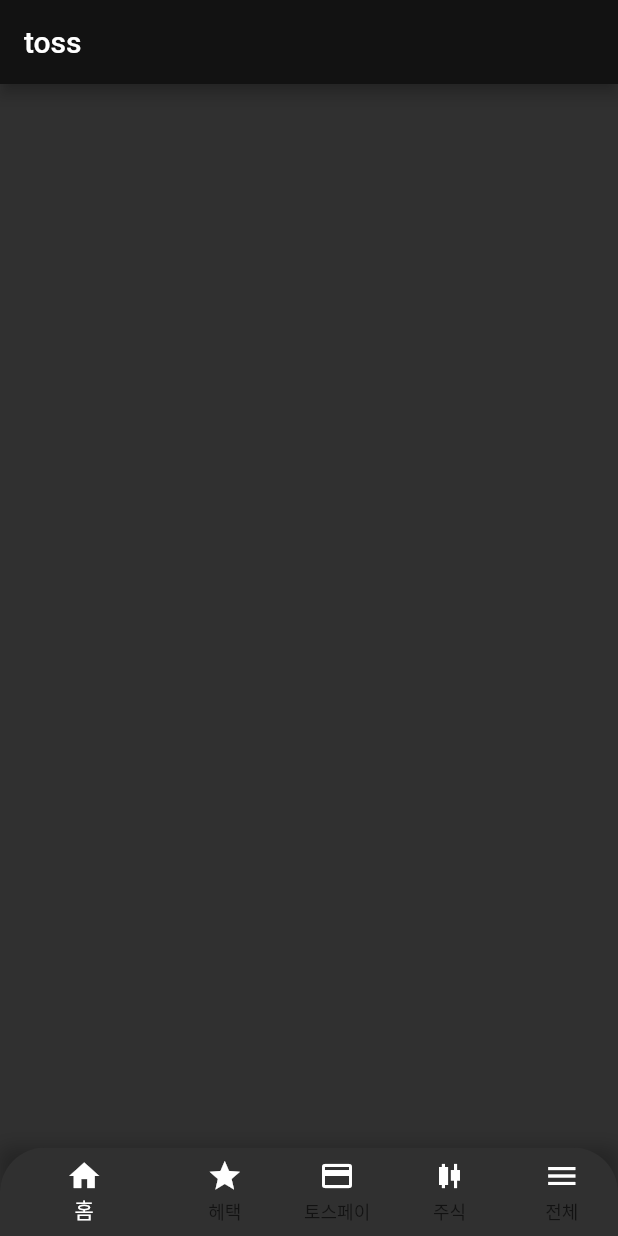
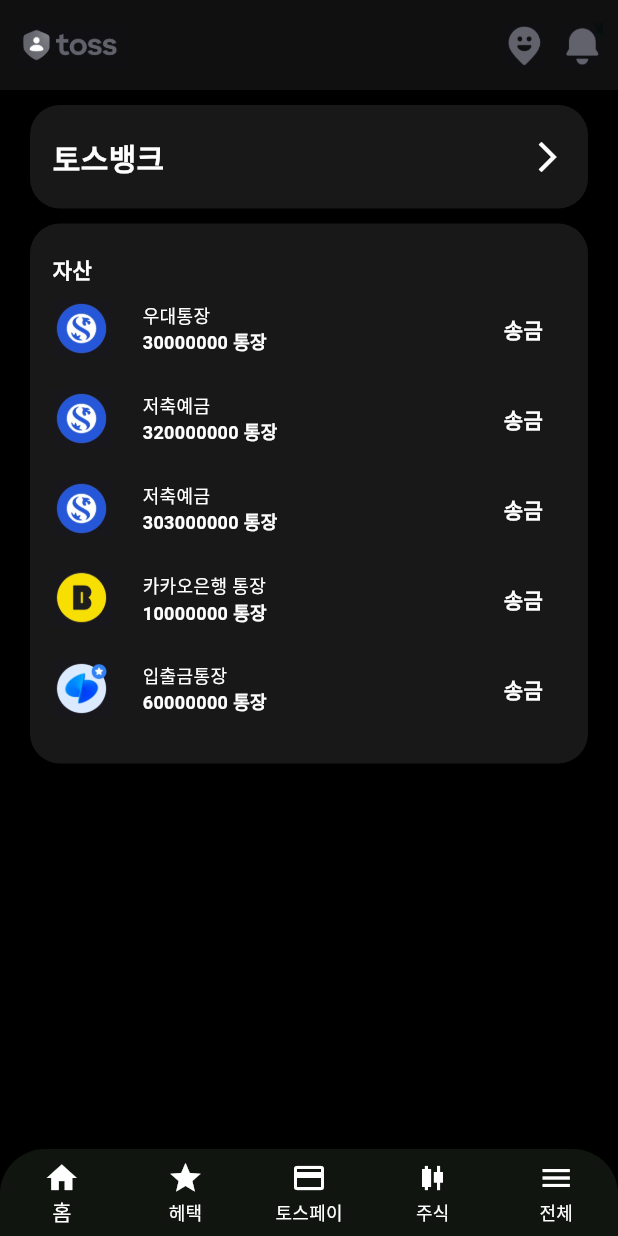
Before and after one commit to hch507/Flutter-FastCampus, a Flutter app: the screen it shows after launch, on a phone screen of 412 x 824 dp. Run offline on Flutter 3.47's test engine with Material 3 defaults, Android fonts, the phone set to English and light mode, and no system bars; our stand-ins replace go_router, google_fonts, velocity_x; missing offline and left inert: shake.

Commit message:
ttoss homeFragment

```diff
--- /dev/null
+++ b/flutter_ttoss/lib/common/constant/app_colors.dart
@@ -0,0 +1,19 @@
+import 'package:flutter/material.dart';
+
+class AppColors {
+  static const Color veryDarkGrey = Color.fromARGB(255, 18, 18, 18);
+  static const Color darkGrey = Color.fromARGB(255, 45, 45, 45);
+  static const Color grey = Color.fromARGB(255, 139, 139, 139);
+  static const Color middleGrey = Color.fromARGB(255, 171, 171, 171);
+  static const Color brightGrey = Color.fromARGB(255, 228, 228, 228);
+  static const Color blueGreen = Color.fromARGB(255, 0, 185, 206);
+  static const Color green = Color.fromARGB(255, 132, 206, 191);
+  static const Color darkGreen = Color.fromARGB(255, 101, 160, 149);
+  static const Color blue = Color.fromARGB(255, 0, 125, 203);
+  static const Color darkBlue = Color.fromARGB(255, 0, 70, 111);
+  static const Color mediumBlue = Color.fromARGB(255, 60, 140, 180);
+  static const Color darkOrange = Color.fromARGB(255, 222, 112, 48);
+  static const Color faleBlue = Color.fromARGB(255, 160, 206, 222);
+  static const Color brightBlue = Color.fromARGB(255, 123, 182, 212);
+  static const Color salmon = Color(0xffff6666);
+}
--- a/flutter_ttoss/lib/main.dart
+++ b/flutter_ttoss/lib/main.dart
@@ -1,5 +1,5 @@
 import 'package:flutter/material.dart';
-import 'package:flutter_ttoss/screen/home/s_home.dart';
+import 'package:flutter_ttoss/screen/s_home.dart';
 
 void main() {
   runApp(MainScreen());
--- /dev/null
+++ b/flutter_ttoss/lib/screen/home/f_home.dart
@@ -0,0 +1,57 @@
+import 'package:flutter/material.dart';
+import 'package:flutter_ttoss/screen/home/vo/bank_account_dummy.dart';
+import 'package:flutter_ttoss/screen/home/w_bank_account_widget.dart';
+
+import 'package:flutter_ttoss/screen/home/w_ttoss_app_bar.dart';
+import 'package:flutter_ttoss/widget/w_big_button.dart';
+import 'package:flutter_ttoss/widget/w_rounded_container.dart';
+import 'package:velocity_x/velocity_x.dart';
+
+class HomeFragment extends StatefulWidget {
+  const HomeFragment({super.key});
+
+  @override
+  State<HomeFragment> createState() => _HomeFragmentState();
+}
+
+class _HomeFragmentState extends State<HomeFragment> {
+  @override
+  Widget build(BuildContext context) {
+    return Container(
+      color: Colors.black,
+      child: Stack(
+        children: [
+          SingleChildScrollView(
+            padding: EdgeInsets.only(top: 60),
+            child: Column(
+              children: [
+                SizedBox(
+                  height: 10,
+                ),
+                BigButton(
+                  "토스뱅크",
+                  onTab: () {
+                    SnackBar(content: Text("토스 뱅크 클링"));
+                  },
+                ),
+                SizedBox(
+                  height: 10,
+                ),
+                RoundedContainer(
+                  child: Column(
+                    crossAxisAlignment: CrossAxisAlignment.start,
+                    children: [
+                      "자산".text.bold.white.make(),
+                      ...bankAccounts.map((e) => BankAccountWidget(e)).toList()
+                    ],
+                  ),
+                ),
+              ],
+            ).pSymmetric(h: 20),
+          ),
+          TtossAppBar()
+        ],
+      ),
+    );
+  }
+}
--- /dev/null
+++ b/flutter_ttoss/lib/screen/home/w_bank_account_widget.dart
@@ -0,0 +1,28 @@
+import 'package:flutter/material.dart';
+import 'package:flutter_ttoss/screen/home/vo/vo_bank_account.dart';
+import 'package:flutter_ttoss/widget/w_rounded_container.dart';
+import 'package:velocity_x/velocity_x.dart';
+
+class BankAccountWidget extends StatelessWidget {
+  final BankAccount account;
+  const BankAccountWidget(this.account,{super.key});
+
+  @override
+  Widget build(BuildContext context) {
+    return Row(
+      children: [
+        Image.asset(account.bank.logoImagePath, width: 40,),
+        Expanded(
+          child: Column(
+            crossAxisAlignment: CrossAxisAlignment.start,
+            children: [
+              (account.accountTypeName?? "${account.bank.name} 통장").text.white.size(12).make(),
+              ("${account.balance} 통장").text.white.bold.size(12).make()
+            ],
+          ).pSymmetric(h: 20 , v: 10),
+        ),
+        RoundedContainer(child: "송금".text.white.bold.make())
+      ],
+    );
+  }
+}
--- /dev/null
+++ b/flutter_ttoss/lib/screen/home/w_ttoss_app_bar.dart
@@ -0,0 +1,55 @@
+import 'package:flutter/material.dart';
+import 'package:flutter_ttoss/common/constant/app_colors.dart';
+import 'package:flutter_ttoss/common/constants.dart';
+
+class TtossAppBar extends StatefulWidget {
+  const TtossAppBar({super.key});
+
+  @override
+  State<TtossAppBar> createState() => _TtossAppBarState();
+}
+
+class _TtossAppBarState extends State<TtossAppBar> {
+  bool _showRedPnt = false;
+  @override
+  Widget build(BuildContext context) {
+    return Container(
+      height: 60,
+      color: Color.fromARGB(255, 16, 16, 16),
+      child: Row(
+        children: [
+          SizedBox(width: 10),
+          Image.asset(
+            "$basePath/icon/toss.png",
+            height: 30,
+          ),
+          Expanded(child: Container()),
+          Image.asset(
+            "$basePath/icon/map_point.png",
+            height: 30,
+          ),
+          SizedBox(width: 10),
+          Stack(
+            children: [
+              Image.asset(
+                "$basePath/icon/notification.png",
+                height: 30,
+              ),
+              if(_showRedPnt)Positioned.fill(
+                child: Align(
+                  alignment: Alignment.topRight,
+                  child: Container(
+                    height: 6,
+                    width: 6,
+                    decoration: BoxDecoration(shape: BoxShape.circle, color: Colors.red),
+                  ),
+                ),
+              ),
+            ],
+          ),
+          SizedBox(width: 10),
+        ],
+      ),
+    );
+  }
+}
--- a/flutter_ttoss/lib/screen/home/s_home.dart
+++ b/flutter_ttoss/lib/screen/s_home.dart
@@ -1,5 +1,8 @@
 import 'package:flutter/cupertino.dart';
 import 'package:flutter/material.dart';
+import 'package:flutter_ttoss/screen/home/f_home.dart';
+
+import '../common/constant/app_colors.dart';
 
 class MainScreen extends StatefulWidget {
   const MainScreen({super.key});
@@ -13,24 +16,31 @@
   Widget build(BuildContext context) {
     return MaterialApp(
       theme: ThemeData(
-        useMaterial3: false,
-        colorScheme:ColorScheme.dark(),
+        useMaterial3: true,
+        visualDensity: VisualDensity.adaptivePlatformDensity,
+        // brightness: Brightness.dark,
+        scaffoldBackgroundColor: Colors.black,
+        colorScheme: ColorScheme.fromSeed(
+            seedColor: Color(0xff26ff8c), brightness: Brightness.dark),
+
+        // scaffoldBackgroundColor: AppColors.veryDarkGrey,
+        // colorScheme: ColorScheme.dark(),
         bottomNavigationBarTheme: const BottomNavigationBarThemeData(
-          backgroundColor: Colors.grey,
-            unselectedIconTheme: IconThemeData(color: Colors.white),
             showUnselectedLabels : true,
             showSelectedLabels: true,
             selectedItemColor: Colors.white),
       ),
       home: Scaffold(
-          appBar: AppBar(
-            title: Text("toss"),
+
+          body: SafeArea(
+            child: HomeFragment(),
           ),
           bottomNavigationBar: _buildBottomNavigationBar()),
     );
   }
 
   Widget _buildBottomNavigationBar() {
+
     return Container(
       decoration: BoxDecoration(boxShadow: [
         BoxShadow(color: Colors.black26, blurRadius: 10, spreadRadius: 0)
@@ -41,8 +51,11 @@
           topRight: Radius.circular(30),
         ),
         child: BottomNavigationBar(
+          selectedItemColor: Colors.white,
+          unselectedItemColor: Colors.white,
+          showSelectedLabels: true,
           showUnselectedLabels: true,
-          backgroundColor: Colors.grey,
+          type: BottomNavigationBarType.fixed,
           items: [
             BottomNavigationBarItem(icon: Icon(Icons.home), label: "홈"),
             BottomNavigationBarItem(icon: Icon(Icons.star), label: "헤택"),
--- /dev/null
+++ b/flutter_ttoss/lib/widget/w_big_button.dart
@@ -0,0 +1,25 @@
+import 'package:flutter/material.dart';
+import 'package:flutter_ttoss/widget/w_rounded_container.dart';
+
+class BigButton extends StatelessWidget {
+  final String text;
+  final VoidCallback onTab;
+
+  const BigButton(this.text, {required this.onTab, super.key});
+
+  @override
+  Widget build(BuildContext context) {
+    return RoundedContainer(
+      child: Row(
+        mainAxisAlignment: MainAxisAlignment.spaceBetween,
+        children: [
+          Text(
+            text,
+            style: TextStyle(color: Colors.white, fontSize: 20, fontWeight: FontWeight.bold),
+          ),
+          Icon(Icons.arrow_forward_ios)
+        ],
+      ),
+    );
+  }
+}
--- /dev/null
+++ b/flutter_ttoss/lib/widget/w_rounded_container.dart
@@ -0,0 +1,19 @@
+import 'package:flutter/material.dart';
+
+class RoundedContainer extends StatelessWidget {
+  final Widget child;
+  final EdgeInsets padding ;
+  const RoundedContainer({required this.child,super.key , this.padding = const EdgeInsets.symmetric(vertical: 20, horizontal: 15)});
+
+  @override
+  Widget build(BuildContext context) {
+    return Container(
+      padding: padding,
+      decoration: BoxDecoration(
+          color: Color.fromARGB(255, 24, 24, 24),
+          borderRadius: BorderRadius.circular(20)
+      ),
+      child: child
+    );
+  }
+}
```
Also changed, not shown: flutter_ttoss/pubspec.yaml (+9 -0 lines), flutter_ttoss/assets/images/icon/map_point.png (added), flutter_ttoss/assets/images/icon/notification.png (added), flutter_ttoss/assets/images/icon/toss.png (added), flutter_ttoss/pubspec.lock.
